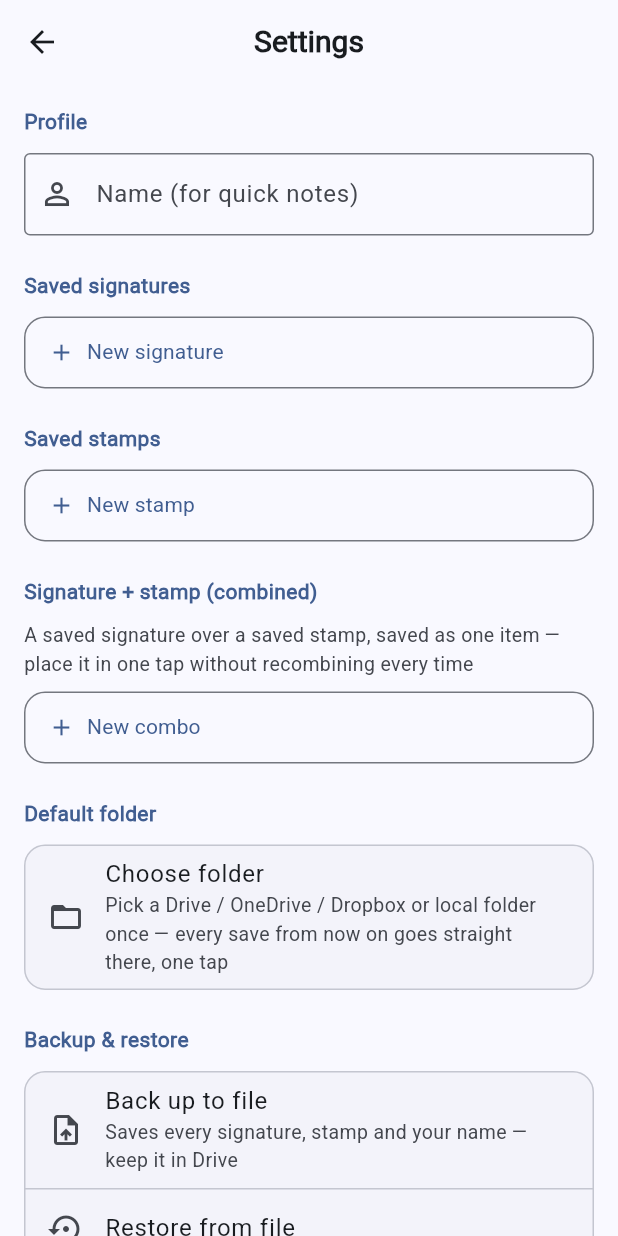
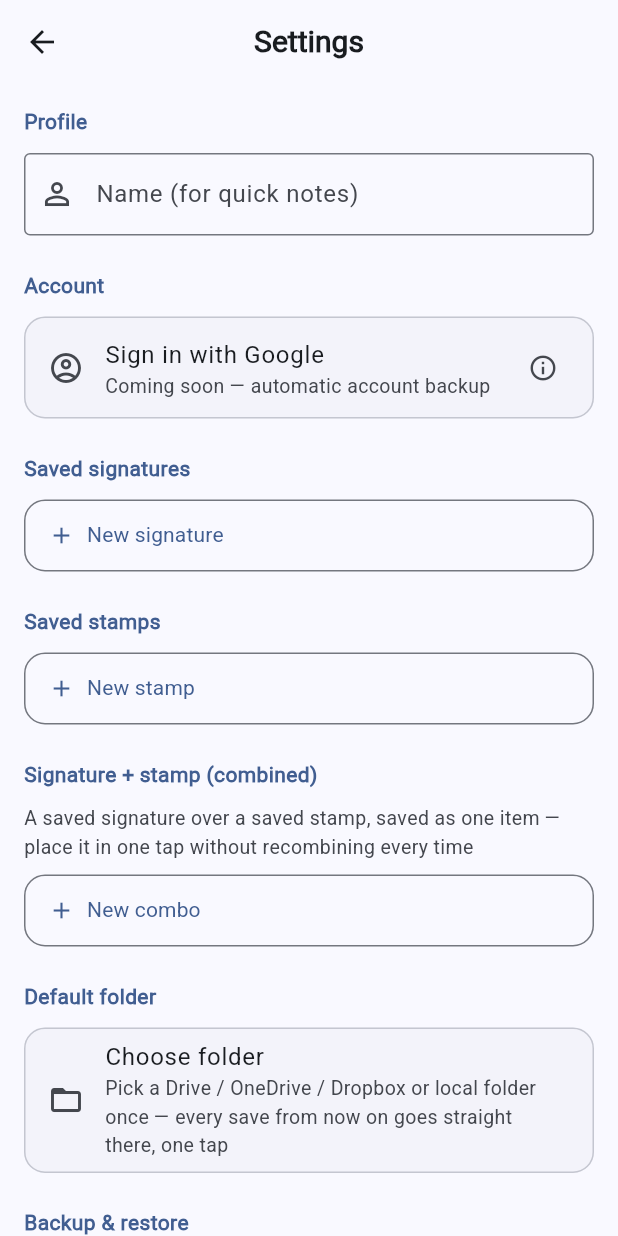
Before and after one commit to rotem-ya/quick-sign, a Flutter app: the SettingsScreen screen opened directly, on a phone screen of 412 x 824 dp. Run offline on Flutter 3.47's test engine with Material 3 defaults, Android fonts, the phone set to English and light mode, and no system bars; our stand-ins replace file_picker, google_mobile_ads, image_picker, printing, share_plus, shared_preferences and 2 more; missing offline and left inert: dart:js_interop, pdfx, receive_sharing_intent, syncfusion_flutter_pdf; accounts and stored records are empty; network calls fail.

Commit message:
feat: visible account section + backup item counts
Two changes so the previous round's backup fix is actually visible
instead of a silent internal change:

- Settings now shows an "Account" section right under the profile field,
  with a "Sign in with Google" tile that opens an honest info dialog
  explaining exactly what's missing (an OAuth Client ID only the app
  owner can create) instead of a button that looks functional but isn't.
- Backup save/restore snackbars now show the actual item count ("Backup
  saved — 3 items"), so a working backup is visibly provable instead of
  a generic "done" that looks identical whether anything happened or not.

Co-Authored-By: Claude Sonnet 5 <noreply@anthropic.com>
Claude-Session: https://claude.ai/code/session_01DJxuW2CZgKB7M2Hcgi2VTk

```diff
--- a/lib/l10n/strings.dart
+++ b/lib/l10n/strings.dart
@@ -86,6 +86,12 @@ class S {
       'settings': 'הגדרות',
       'profile': 'פרופיל',
       'profileName': 'שם (להערות מהירות)',
+      'account': 'חשבון',
+      'signInWithGoogle': 'התחברות עם Google',
+      'signInComingSoonSub': 'בקרוב — לגיבוי אוטומטי דרך חשבון',
+      'signInComingSoonTitle': 'עדיין לא זמין',
+      'signInComingSoonBody':
+          'התחברות אמיתית עם Google דורשת מפתח הגדרה (OAuth Client ID) שרק בעל האפליקציה יכול ליצור ב-Google Cloud Console — תהליך חד-פעמי של כמה דקות, בחינם.\n\nבינתיים, "גיבוי מהיר לתיקיית ברירת מחדל" למטה עושה כמעט אותו דבר — שומר את כל החתימות וההגדרות ישירות ל-Drive/OneDrive שלכם, בלי שום חשבון.',
       'savedItems': 'חתימה וחותמת',
       'replace': 'החלפה',
       'delete': 'מחיקה',
@@ -100,6 +106,8 @@ class S {
       'backupSaved': 'הגיבוי נשמר',
       'backupRestored': 'שוחזר בהצלחה',
       'backupError': 'הקובץ אינו גיבוי של QuickSign',
+      'backupItemCount': '{n} פריטים',
+      'backupItemsAdded': '{n} פריטים נוספו',
       'about': 'אודות',
       'aboutText':
           'QuickSign 1.0 — הכול נשאר במכשיר: אין שרת, אין חשבון, המסמכים לא נשלחים לשום מקום.',
@@ -227,6 +235,12 @@ class S {
       'settings': 'Settings',
       'profile': 'Profile',
       'profileName': 'Name (for quick notes)',
+      'account': 'Account',
+      'signInWithGoogle': 'Sign in with Google',
+      'signInComingSoonSub': 'Coming soon — automatic account backup',
+      'signInComingSoonTitle': 'Not available yet',
+      'signInComingSoonBody':
+          'Real Google sign-in needs a setup key (OAuth Client ID) that only the app\'s owner can create in Google Cloud Console — a one-time, few-minute, free process.\n\nMeanwhile, "Quick backup to default folder" below does almost the same thing — saves every signature and setting straight to your Drive/OneDrive, no account needed.',
       'savedItems': 'Signature & stamp',
       'replace': 'Replace',
       'delete': 'Delete',
@@ -242,6 +256,8 @@ class S {
       'backupSaved': 'Backup saved',
       'backupRestored': 'Restored successfully',
       'backupError': 'Not a QuickSign backup file',
+      'backupItemCount': '{n} items',
+      'backupItemsAdded': '{n} items added',
       'about': 'About',
       'aboutText':
           'QuickSign 1.0 — everything stays on your device: no server, no account, documents are never uploaded.',
--- a/lib/screens/settings_screen.dart
+++ b/lib/screens/settings_screen.dart
@@ -79,12 +79,47 @@ class _SettingsScreenState extends State<SettingsScreen> {
     setState(() => _folderName = null);
   }
 
+  /// Honest status instead of a sign-in button that can't actually work yet
+  /// — real Google Sign-In needs an OAuth Client ID only the app's owner can
+  /// create, so this explains exactly what's missing rather than pretending
+  /// to authenticate.
+  Future<void> _showSignInInfo() async {
+    final s = S.of(context);
+    await showDialog<void>(
+      context: context,
+      builder: (dialogContext) => AlertDialog(
+        icon: const Icon(Icons.account_circle_outlined, size: 32),
+        title: Text(s['signInComingSoonTitle']),
+        content: Text(
+          s['signInComingSoonBody'],
+          style: const TextStyle(fontSize: 15, height: 1.4),
+        ),
+        actions: [
+          FilledButton(
+            onPressed: () => Navigator.of(dialogContext).pop(),
+            child: Text(s['done']),
+          ),
+        ],
+      ),
+    );
+  }
+
+  /// Counts what's actually in the exported bundle right now — shown in the
+  /// confirmation so a backup visibly proves it isn't empty, instead of a
+  /// bare "saved" that looks identical whether it worked or not.
+  String _markCountText(S s) {
+    final total = _signatures.length + _stamps.length + _combos.length;
+    return s['backupItemCount'].replaceAll('{n}', '$total');
+  }
+
   Future<void> _exportBackup() async {
     final s = S.of(context);
     await _settings.setName(_nameController.text);
     final bundle = await _settings.exportBundle();
     final saved = await _shareService.saveAs(bundle, 'quicksign-backup.json');
-    if (saved && mounted) _snack(s['backupSaved']);
+    if (saved && mounted) {
+      _snack('${s['backupSaved']} — ${_markCountText(s)}');
+    }
   }
 
   /// One tap, no dialog — writes straight into the already-chosen default
@@ -98,7 +133,9 @@ class _SettingsScreenState extends State<SettingsScreen> {
     final ok = await _folderService.saveFile(bundle, 'quicksign-backup.json');
     if (!mounted) return;
     _snack(
-      ok ? '${s['savedToDefaultFolder']} — $_folderName' : s['backupError'],
+      ok
+          ? '${s['savedToDefaultFolder']} — $_folderName · ${_markCountText(s)}'
+          : s['backupError'],
     );
   }
 
@@ -111,10 +148,16 @@ class _SettingsScreenState extends State<SettingsScreen> {
     );
     final bytes = result?.files.single.bytes;
     if (bytes == null) return;
+    final before = _signatures.length + _stamps.length + _combos.length;
     try {
       await _settings.importBundle(bytes);
       await _load();
-      if (mounted) _snack(s['backupRestored']);
+      if (!mounted) return;
+      final after = _signatures.length + _stamps.length + _combos.length;
+      final added = after - before;
+      _snack(
+        '${s['backupRestored']} — ${s['backupItemsAdded'].replaceAll('{n}', '$added')}',
+      );
     } on FormatException {
       if (mounted) _snack(s['backupError']);
     }
@@ -306,6 +349,24 @@ class _SettingsScreenState extends State<SettingsScreen> {
                     border: const OutlineInputBorder(),
                   ),
                   onSubmitted: _settings.setName,
+                ),
+                const SizedBox(height: 24),
+                _SectionTitle(s['account']),
+                Card(
+                  margin: EdgeInsets.zero,
+                  child: ListTile(
+                    leading: Icon(
+                      Icons.account_circle_outlined,
+                      color: scheme.onSurfaceVariant,
+                    ),
+                    title: Text(s['signInWithGoogle']),
+                    subtitle: Text(
+                      s['signInComingSoonSub'],
+                      style: const TextStyle(fontSize: 13),
+                    ),
+                    trailing: const Icon(Icons.info_outline, size: 20),
+                    onTap: _showSignInInfo,
+                  ),
                 ),
                 const SizedBox(height: 24),
                 _SectionTitle(s['savedSignatures']),
```
Also changed, not shown: 1 other file.
